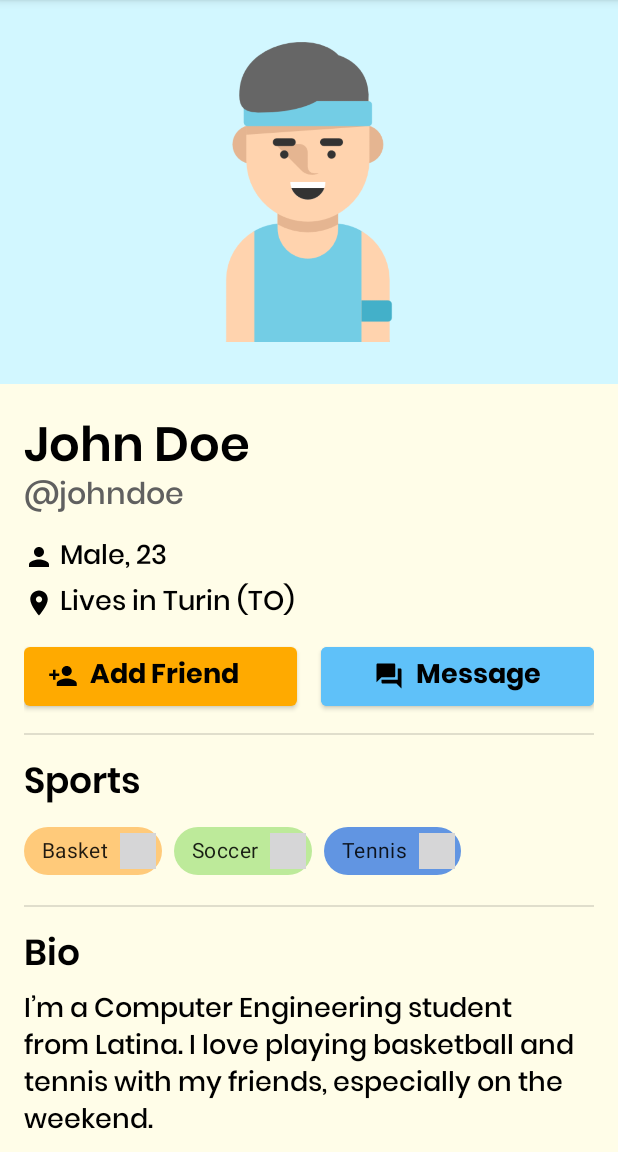
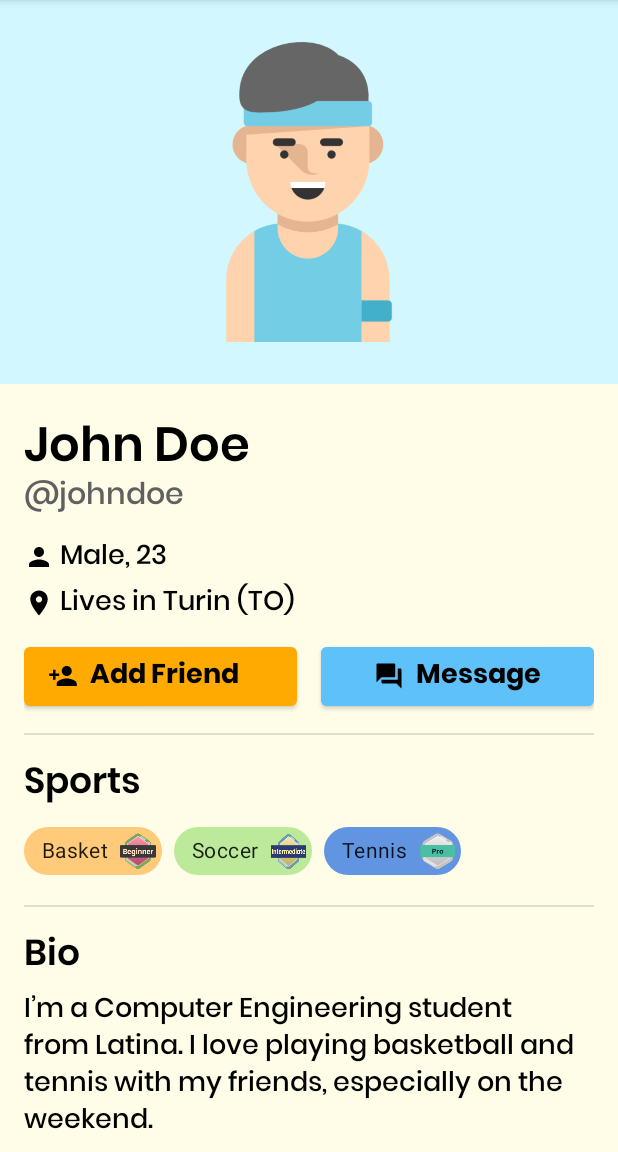
Before and after one commit to MAD-Guys/Lab, an Android app: the screen it shows after launch (ShowProfileActivity), on a phone screen of 412 x 824 dp, the part 84-1236 px from its top. Run offline under Robolectric (Android 15) with nearby library versions, the phone set to English and light mode, and no system bars.

Commit message:
add level badges

```diff
--- a/LAB2/app/src/main/res/layout-land/activity_show_profile.xml
+++ b/LAB2/app/src/main/res/layout-land/activity_show_profile.xml
@@ -241,29 +241,27 @@
                             android:layoutDirection="rtl"
                             android:text="@string/sport1"
                             app:chipBackgroundColor="@color/pale_orange"
-                            app:chipIcon="@drawable/baseline_hexagon_24" />
+                            app:chipIcon="@drawable/level_badge_beginner" />
 
                         <com.google.android.material.chip.Chip
                             android:id="@+id/chipSport2"
                             android:layout_width="wrap_content"
                             android:layout_height="wrap_content"
+                            android:fontFamily="@font/poppins_medium"
                             android:layoutDirection="rtl"
                             android:text="@string/sport2"
-                            android:fontFamily="@font/poppins_medium"
                             app:chipBackgroundColor="@color/pale_green"
-                            app:chipIcon="@drawable/baseline_hexagon_24"
-                            />
+                            app:chipIcon="@drawable/level_badge_intermediate" />
 
                         <com.google.android.material.chip.Chip
                             android:id="@+id/chipSport3"
                             android:layout_width="wrap_content"
                             android:layout_height="wrap_content"
+                            android:fontFamily="@font/poppins_medium"
                             android:layoutDirection="rtl"
                             android:text="@string/sport3"
-                            android:fontFamily="@font/poppins_medium"
                             app:chipBackgroundColor="@color/pale_blue"
-                            app:chipIcon="@drawable/baseline_hexagon_24"
-                            />
+                            app:chipIcon="@drawable/level_badge_pro" />
                     </com.google.android.material.chip.ChipGroup>
                 </LinearLayout>
             </HorizontalScrollView>
--- a/LAB2/app/src/main/res/layout/activity_show_profile.xml
+++ b/LAB2/app/src/main/res/layout/activity_show_profile.xml
@@ -232,29 +232,28 @@
                             android:layoutDirection="rtl"
                             android:text="@string/sport1"
                             app:chipBackgroundColor="@color/pale_orange"
-                            app:chipIcon="@drawable/baseline_hexagon_24" />
+                            app:chipIcon="@drawable/level_badge_beginner" />
 
                         <com.google.android.material.chip.Chip
                             android:id="@+id/chipSport2"
                             android:layout_width="wrap_content"
                             android:layout_height="wrap_content"
+                            android:fontFamily="@font/poppins_medium"
                             android:layoutDirection="rtl"
                             android:text="@string/sport2"
-                            android:fontFamily="@font/poppins_medium"
                             app:chipBackgroundColor="@color/pale_green"
-                            app:chipIcon="@drawable/baseline_hexagon_24"
-                            />
+                            app:chipIcon="@drawable/level_badge_intermediate" />
 
                         <com.google.android.material.chip.Chip
                             android:id="@+id/chipSport3"
+                            style="@style/Widget.MaterialComponents.Chip.Action"
                             android:layout_width="wrap_content"
                             android:layout_height="wrap_content"
+                            android:fontFamily="@font/poppins_medium"
                             android:layoutDirection="rtl"
                             android:text="@string/sport3"
-                            android:fontFamily="@font/poppins_medium"
                             app:chipBackgroundColor="@color/pale_blue"
-                            app:chipIcon="@drawable/baseline_hexagon_24"
-                            />
+                            app:chipIcon="@drawable/level_badge_pro" />
                     </com.google.android.material.chip.ChipGroup>
                 </LinearLayout>
             </HorizontalScrollView>
```
Also changed, not shown: LAB2/app/src/main/res/drawable/level_badge_beginner.png (added), LAB2/app/src/main/res/drawable/level_badge_intermediate.png (added), LAB2/app/src/main/res/drawable/level_badge_pro.png (added).
